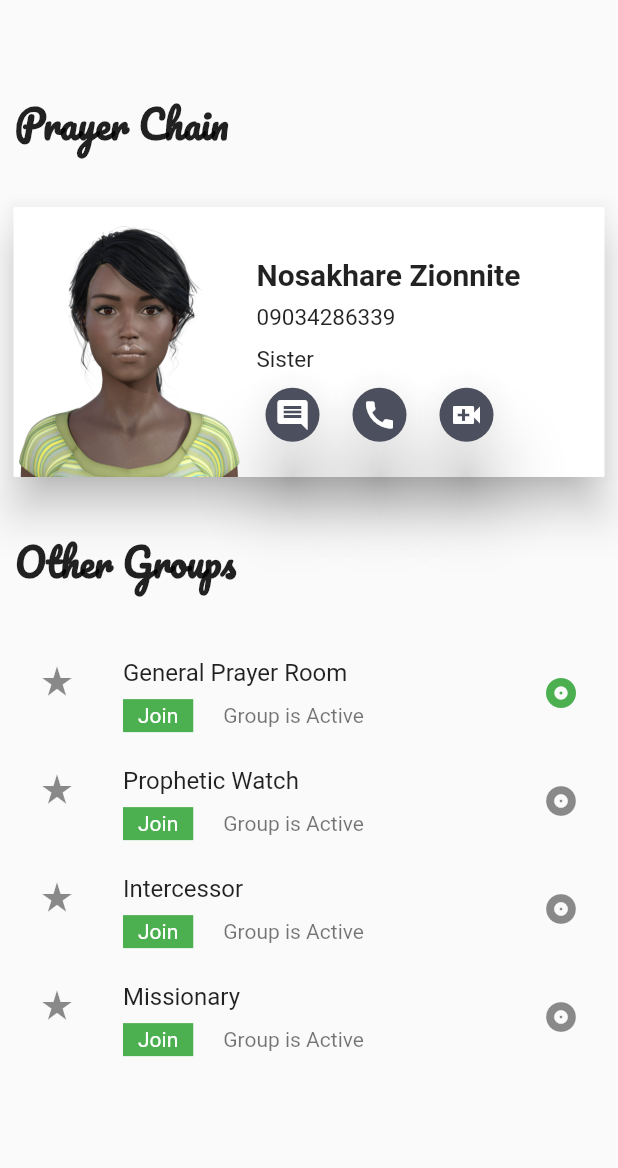
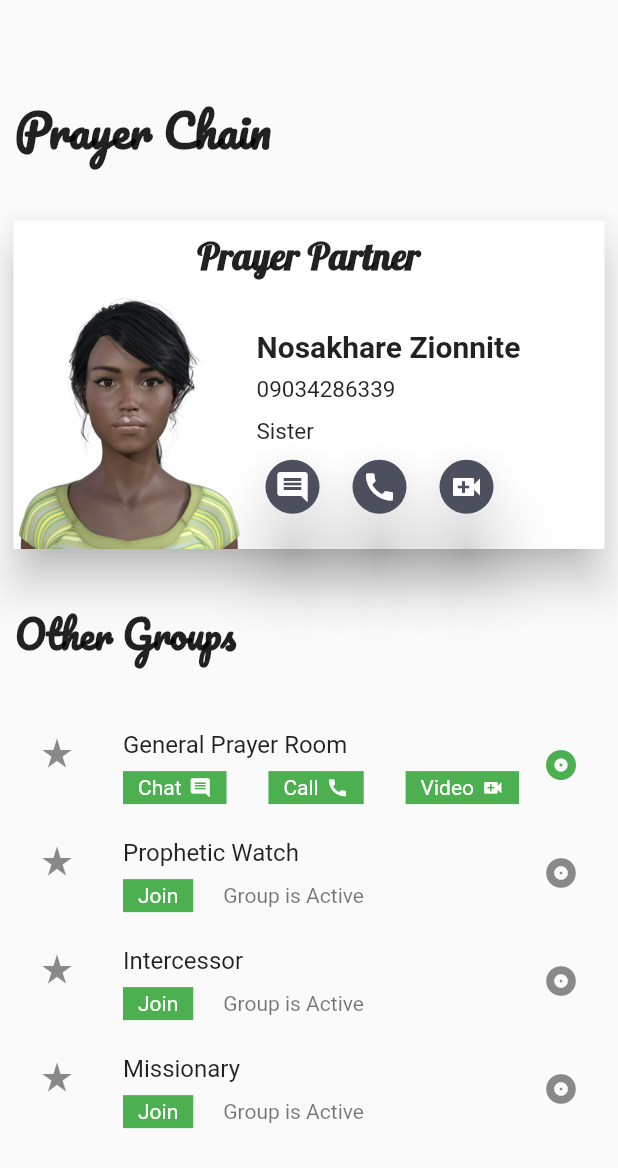
Before and after one commit to zionnite/PrayerHub---PrayerChain, a Flutter app: the HomePage screen opened by its route, on a phone screen of 412 x 824 dp. Shown: the top 1168 px of the screen. Run offline on Flutter 3.47's test engine with Material 2 defaults, Android fonts, the phone set to English and light mode, and no system bars; our stand-ins replace sqflite; accounts and stored records are empty; project files that could hold a hidden picture were left out.

Commit message:
PrayerHub, this is an initial commit for prayerHub Payer Chain

```diff
--- a/lib/pages/home_page.dart
+++ b/lib/pages/home_page.dart
@@ -25,7 +25,7 @@ class _HomePageState extends State<HomePage> {
                   Text(
                     'Prayer Chain',
                     style: TextStyle(
-                      fontSize: 25.0,
+                      fontSize: 30.0,
                       fontFamily: 'Pacifico',
                       fontWeight: FontWeight.bold,
                     ),
@@ -42,7 +42,20 @@ class _HomePageState extends State<HomePage> {
                 ),
                 child: Container(
                   padding: EdgeInsets.symmetric(vertical: 0.0, horizontal: 2.0),
-                  child: Row(
+                  child: Column(
+                    children: [
+                      Padding(
+                        padding: const EdgeInsets.only(top: 8.0),
+                        child: Text(
+                          'Prayer Partner',
+                          style: TextStyle(
+                            fontSize: 25.0,
+                            fontFamily: 'Lobster',
+                            fontWeight: FontWeight.bold,
+                          ),
+                        ),
+                      ),
+                      Row(
                         crossAxisAlignment: CrossAxisAlignment.center,
                         mainAxisAlignment: MainAxisAlignment.center,
                         children: [
@@ -68,7 +81,8 @@ class _HomePageState extends State<HomePage> {
                                     padding: const EdgeInsets.only(
                                         top: 8.0, bottom: 10.0),
                                     child: Row(
-                                  mainAxisAlignment: MainAxisAlignment.start,
+                                      mainAxisAlignment:
+                                          MainAxisAlignment.start,
                                       children: [
                                         Expanded(
                                           child: Text(
@@ -82,10 +96,11 @@ class _HomePageState extends State<HomePage> {
                                     ),
                                   ),
                                   Padding(
-                                padding:
-                                    const EdgeInsets.only(top: 0, bottom: 0.0),
+                                    padding: const EdgeInsets.only(
+                                        top: 0, bottom: 0.0),
                                     child: Row(
-                                  mainAxisAlignment: MainAxisAlignment.start,
+                                      mainAxisAlignment:
+                                          MainAxisAlignment.start,
                                       children: [
                                         Text(
                                           'Sister',
@@ -122,6 +137,8 @@ class _HomePageState extends State<HomePage> {
                                 ],
                               ),
                             ),
+                          ),
+                        ],
                       ),
                     ],
                   ),
@@ -163,19 +180,91 @@ class _HomePageState extends State<HomePage> {
                               color: Colors.green,
                               padding: EdgeInsets.symmetric(
                                   horizontal: 10.0, vertical: 3.0),
-                              child: Text(
-                                'Join',
+                              child: Row(
+                                children: [
+                                  Text(
+                                    'Chat',
                                     style: TextStyle(
                                       color: Colors.white,
                                     ),
                                   ),
+                                  SizedBox(
+                                    width: 5.0,
+                                  ),
+                                  Icon(
+                                    Icons.comment,
+                                    size: 15.0,
+                                    color: Colors.white,
+                                  ),
+                                ],
+                              ),
+                            ),
+                          ),
+                          Expanded(
+                            child: SizedBox(
+                              width: 20,
+                            ),
+                          ),
+                          InkWell(
+                            onTap: () {
+                              Navigator.pushNamed(context, ChatPage.id);
+                            },
+                            child: Container(
+                              color: Colors.green,
+                              padding: EdgeInsets.symmetric(
+                                  horizontal: 10.0, vertical: 3.0),
+                              child: Row(
+                                children: [
+                                  Text(
+                                    'Call',
+                                    style: TextStyle(
+                                      color: Colors.white,
                                     ),
                                   ),
                                   SizedBox(
+                                    width: 5.0,
+                                  ),
+                                  Icon(
+                                    Icons.call,
+                                    size: 15.0,
+                                    color: Colors.white,
+                                  ),
+                                ],
+                              ),
+                            ),
+                          ),
+                          Expanded(
+                            child: SizedBox(
                               width: 20,
                             ),
+                          ),
+                          InkWell(
+                            onTap: () {
+                              Navigator.pushNamed(context, ChatPage.id);
+                            },
+                            child: Container(
+                              color: Colors.green,
+                              padding: EdgeInsets.symmetric(
+                                  horizontal: 10.0, vertical: 3.0),
+                              child: Row(
+                                children: [
                                   Text(
-                            'Group is Active',
+                                    'Video',
+                                    style: TextStyle(
+                                      color: Colors.white,
+                                    ),
+                                  ),
+                                  SizedBox(
+                                    width: 5.0,
+                                  ),
+                                  Icon(
+                                    Icons.video_call,
+                                    size: 15.0,
+                                    color: Colors.white,
+                                  ),
+                                ],
+                              ),
+                            ),
                           ),
                         ],
                       ),
--- a/pubspec.yaml
+++ b/pubspec.yaml
@@ -20,6 +20,8 @@ dependencies:
   http: ^0.12.0+4
   sqflite: ^1.3.0
   path_provider: ^1.6.5
+  agora_rtm: ^0.9.14
+  agora_rtc_engine: ^3.2.1
 
 
 
```
Also changed, not shown: pubspec.lock. Lines whose indentation alone changed are shown as unchanged.
